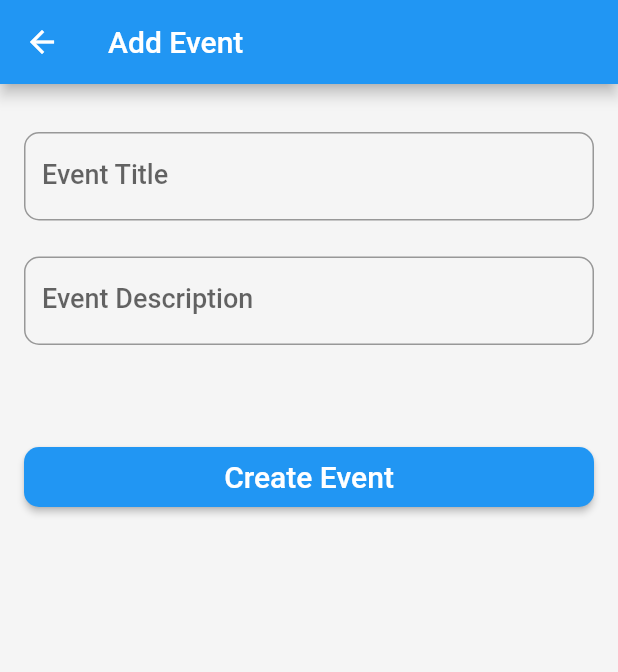
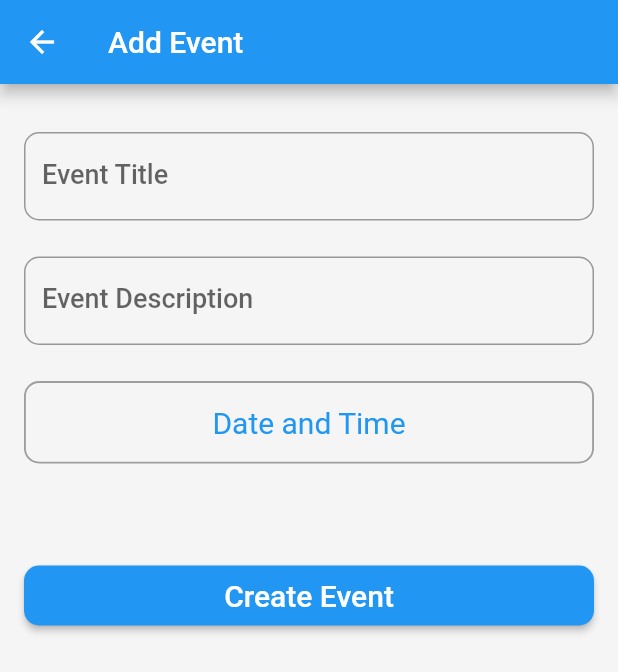
Before and after one commit to LukPle/flutter-demo-eventchecker, a Flutter app: the AddEvent screen opened directly, on a phone screen of 412 x 824 dp. Shown: the top 672 px of the screen. Run offline on Flutter 3.47's test engine with Material 2 defaults, Android fonts, the phone set to English and light mode, and no system bars.

Commit message:
Added Time and Date Attributes

```diff
--- a/lib/event.dart
+++ b/lib/event.dart
@@ -2,13 +2,19 @@ class Event {
 
   String title;
   String description;
+  DateTime dateTime;
+  String dateTimeText;
   // date, time
   // location
   // type, outdoor, indoor
 
-  Event(this.title, this.description);
+  Event(this.title, this.description, this.dateTime, this.dateTimeText);
 
   getTitle() {return title;}
 
   getDescription() {return description;}
+
+  getDateTime() {return dateTime;}
+
+  getDateTimeText() {return dateTimeText;}
 }
--- a/lib/event_add.dart
+++ b/lib/event_add.dart
@@ -11,6 +11,8 @@ class AddEventState extends State<AddEvent> {
 
   final titleController = TextEditingController();
   final descriptionController = TextEditingController();
+  late DateTime dateTime;
+  String dateTimeText = "Date and Time";
 
   Widget buildEmptySpace(double height) {
 
@@ -31,7 +33,7 @@ class AddEventState extends State<AddEvent> {
     );
   }
 
-  Widget buildButton(String buttonText) {
+  Widget buildElevatedButton(String buttonText) {
 
     return ElevatedButton(
         child: Text(buttonText,
@@ -40,10 +42,91 @@ class AddEventState extends State<AddEvent> {
           minimumSize: const Size.fromHeight(40),
           shape: RoundedRectangleBorder(borderRadius: BorderRadius.circular(10))),
         onPressed: () {
-          Event event = Event(titleController.text.trim(), descriptionController.text.trim());
+          Event event = Event(
+              titleController.text.trim(),
+              descriptionController.text.trim(),
+              dateTime,
+              dateTimeText);
           Navigator.pop(context, event);
         }
     );
+  }
+
+  Widget buildOutlinedButton(String buttonText) {
+
+    return OutlinedButton(
+        child: Text(buttonText,
+            style: const TextStyle(fontSize: 20, fontWeight: FontWeight.w400)),
+        style: OutlinedButton.styleFrom(
+            minimumSize: const Size.fromHeight(55),
+            side: const BorderSide(width: 1.25, color: Colors.grey),
+            shape: RoundedRectangleBorder(borderRadius: BorderRadius.circular(10))),
+        onPressed: () {
+          pickDateTime(context);
+        }
+    );
+  }
+
+  Future pickDateTime(BuildContext context) async {
+
+    final date = await pickDate(context);
+    if(date == null) {return;}
+
+    final time = await pickTime(context);
+    if(time == null) {return;}
+
+    setState(() {
+
+      dateTime = DateTime(
+          date.year,
+          date.month,
+          date.day,
+          time.hour,
+          time.minute
+      );
+
+      dateTimeText = dateTime.day.toString().padLeft(2, "0") + "." +
+          dateTime.month.toString().padLeft(2, "0") + "." +
+          dateTime.year.toString() + " - " +
+          dateTime.hour.toString().padLeft(2, "0") + ":" +
+          dateTime.minute.toString().padLeft(2, "0");
+    });
+  }
+
+  Future pickDate(BuildContext context) async {
+
+    final selectedDate = await showDatePicker(
+        context: context,
+        initialDate: DateTime.now(),
+        firstDate: DateTime.now(),
+        lastDate: DateTime(DateTime.now().year + 25)
+    );
+
+    if(selectedDate == null) {
+
+      return null;
+    }
+    else {
+
+      return selectedDate;
+    }
+  }
+
+  Future pickTime(BuildContext context) async {
+
+    final selectedTime = await showTimePicker(
+        context: context,
+        initialTime: TimeOfDay.now()
+    );
+
+    if(selectedTime == null) {
+
+      return null;
+    }
+    else {
+
+      return selectedTime;
+    }
   }
 
   @override
@@ -61,8 +144,10 @@ class AddEventState extends State<AddEvent> {
             buildTextField("Event Title", "Concert", titleController),
             buildEmptySpace(24),
             buildTextField("Event Description", "My favourite band", descriptionController),
+            buildEmptySpace(24),
+            buildOutlinedButton(dateTimeText),
             buildEmptySpace(64),
-            buildButton("Create Event")
+            buildElevatedButton("Create Event")
           ])
       )
     );
--- a/lib/event_list.dart
+++ b/lib/event_list.dart
@@ -27,7 +27,7 @@ class EventListState extends State<EventList> {
               child: ListTile(
                 title: Text(events[item].getTitle(),
                     style: const TextStyle(fontSize: 18, fontWeight: FontWeight.w500)),
-                subtitle: Text(events[item].getDescription(),
+                subtitle: Text(events[item].getDateTimeText(),
                     style: const TextStyle(fontSize: 14, fontWeight: FontWeight.w400)),
                 trailing: const Icon(Icons.navigate_next),
                 onTap: () {
```
